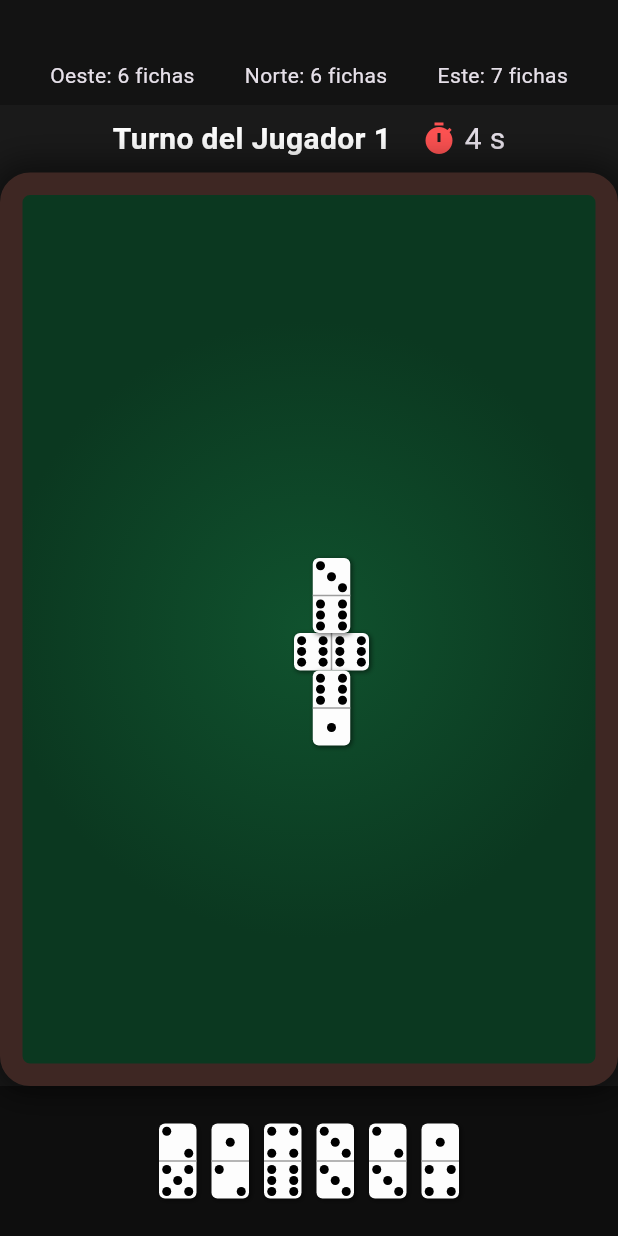
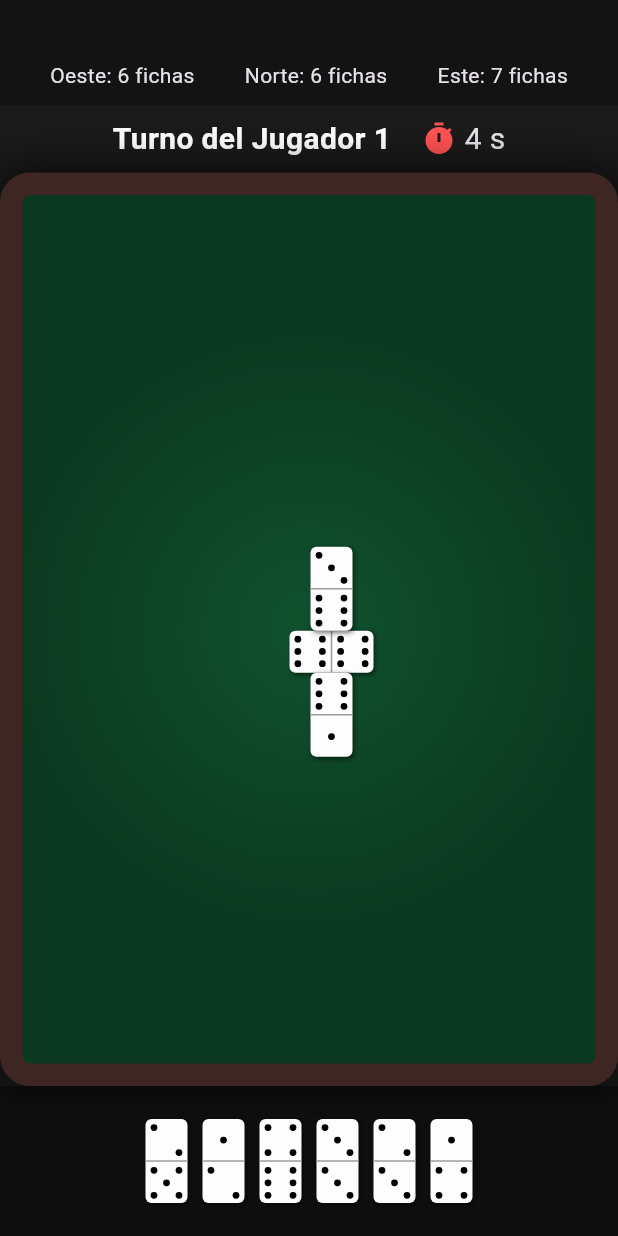
Before and after one commit to Phamton140/simulador_domino, a Flutter app: the screen it shows after launch, on a phone screen of 412 x 824 dp. Run offline on Flutter 3.47's test engine with Material 3 defaults, Android fonts, the phone set to English and light mode, and no system bars.

Commit message:
Ajuste intermedio del tamano de las fichas a 28x56 y reduccion de los puntos a 4.5

```diff
--- a/lib/domino_game.dart
+++ b/lib/domino_game.dart
@@ -60,8 +60,8 @@ class GameEngine {
   double tableH = 600;
   bool isInitialized = false;
 
-  static const double PIECE_L = 50;
-  static const double PIECE_W = 25;
+  static const double PIECE_L = 56;
+  static const double PIECE_W = 28;
   static const double MARGIN = 70; // Reducido un poco para aprovechar mejor pantallas pequeñas
 
   void initGame(double w, double h) {
--- a/lib/main.dart
+++ b/lib/main.dart
@@ -109,7 +109,7 @@ class _GameScreenState extends State<GameScreen> {
       dots.add(
         Center(
           child: Container(
-            width: 6, height: 6,
+            width: 4.5, height: 4.5,
             decoration: BoxDecoration(
               color: active[i] ? Colors.black : Colors.transparent,
               shape: BoxShape.circle,
```
